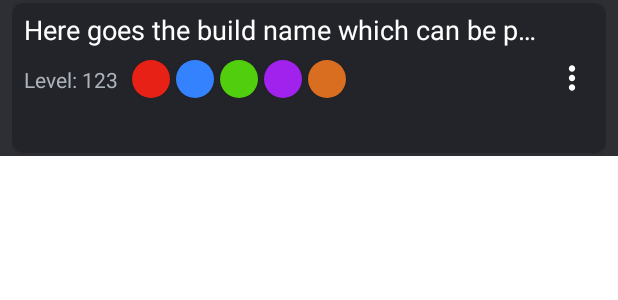
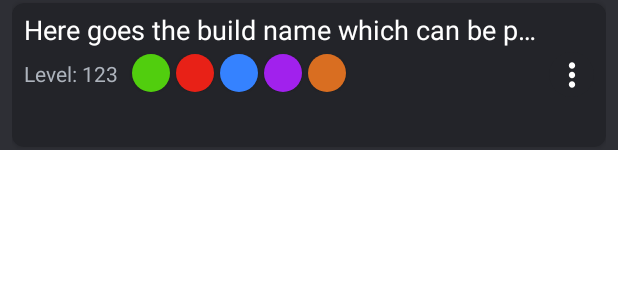
Before and after one commit to PawelS96/SkyrimPerkCalculator, an Android app: the layout list_item_build.xml on its own in the app's theme, with its tools: preview values and no code run, on a phone screen of 412 x 824 dp. Shown: the top 300 px of the screen. Run offline under Robolectric (Android 15) with nearby library versions, the phone set to English and light mode, and no system bars.

Commit message:
Change order of perk counters and change their margin

```diff
--- a/app/src/main/res/layout/list_item_build.xml
+++ b/app/src/main/res/layout/list_item_build.xml
@@ -72,7 +72,7 @@
                 layout="@layout/perk_counters"
                 android:layout_width="wrap_content"
                 android:layout_height="wrap_content"
-                android:layout_marginTop="8dp"
+                android:layout_marginTop="4dp"
                 android:layout_marginEnd="8dp"
                 android:visibility="visible"
                 card_view:layout_constraintStart_toEndOf="@id/level"
--- a/app/src/main/res/layout/perk_counters.xml
+++ b/app/src/main/res/layout/perk_counters.xml
@@ -6,6 +6,12 @@
     android:layout_height="wrap_content"
     android:background="@color/colorGrayDarker"
     android:orientation="horizontal">
+
+    <com.google.android.material.button.MaterialButton
+        android:id="@+id/counter_stealth"
+        style="@style/PerkCounter"
+        app:backgroundTint="@color/skillStealthBright"
+        tools:text="123" />
 
     <com.google.android.material.button.MaterialButton
         android:id="@+id/counter_combat"
@@ -20,12 +26,6 @@
         tools:text="31" />
 
     <com.google.android.material.button.MaterialButton
-        android:id="@+id/counter_stealth"
-        style="@style/PerkCounter"
-        app:backgroundTint="@color/skillStealthBright"
-        tools:text="123" />
-
-    <com.google.android.material.button.MaterialButton
         android:id="@+id/counter_vampirism"
         style="@style/PerkCounter"
         app:backgroundTint="@color/skillVampireBright"
```
